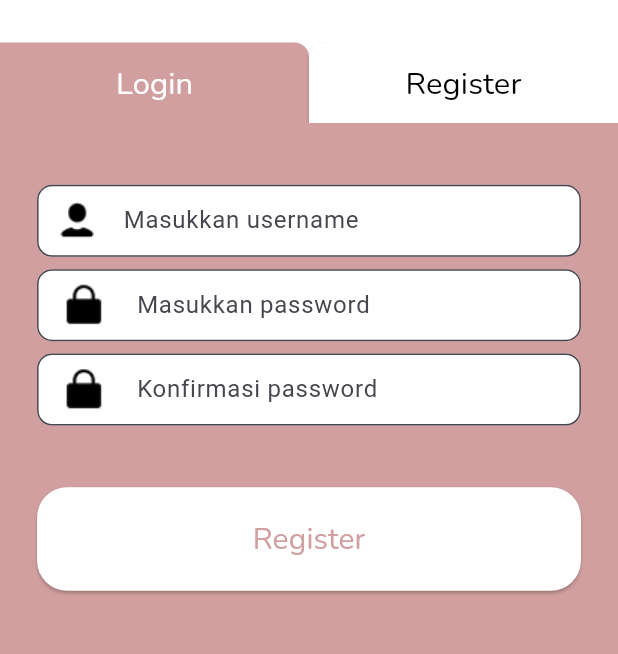
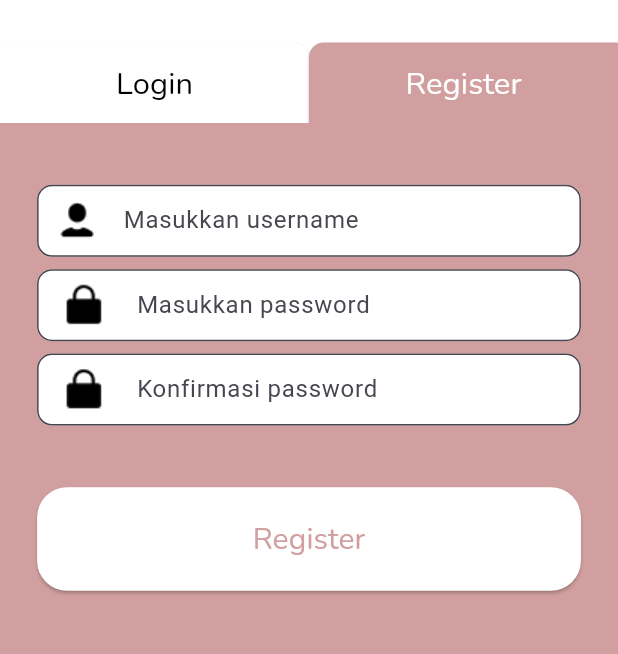
Before and after one commit to Fadhlurhmn/exprimo, a Flutter app: the RegisterScreen screen opened directly, after a tap on "Register", on a phone screen of 412 x 824 dp, the part 495-1149 px from its top. Run offline on Flutter 3.47's test engine with Material 3 defaults, Android fonts, the phone set to English and light mode, and no system bars; our stand-ins replace google_fonts.

Commit message:
fix : pergantian warna antara button login dan register

```diff
--- a/lib/login/background.dart
+++ b/lib/login/background.dart
@@ -4,22 +4,21 @@ import 'package:exprimo/constants.dart';
 import 'package:exprimo/register/register_screen.dart';
 
 class Background extends StatefulWidget {
-  const Background({Key? key}) : super(key: key);
+  final bool isLoginActive;
+
+  const Background({Key? key, this.isLoginActive = true}) : super(key: key);
 
   @override
   _BackgroundState createState() => _BackgroundState();
 }
 
 class _BackgroundState extends State<Background> {
-  // Variabel untuk menyimpan status tombol yang aktif
-  bool isLoginActive = true; // Default ke login
-
   @override
   Widget build(BuildContext context) {
     Size size = MediaQuery.of(context).size;
 
     return Container(
-      height: size.height * 0.5, // Atur tinggi untuk menghindari unbounded
+      height: size.height * 0.5,
       child: Column(
         children: [
           // Bagian atas dengan teks dan logo
@@ -68,9 +67,6 @@ class _BackgroundState extends State<Background> {
               Expanded(
                 child: ElevatedButton(
                   onPressed: () {
-                    setState(() {
-                      isLoginActive = true; // Set ke Login
-                    });
                     Navigator.push(
                       context,
                       MaterialPageRoute(
@@ -81,14 +77,14 @@ class _BackgroundState extends State<Background> {
                   child: Text(
                     'Login',
                     style: TextStyle(
-                      color: isLoginActive ? Colors.white : Colors.black, // Ubah warna teks berdasarkan status
+                      color: widget.isLoginActive ? Colors.white : Colors.black,
                       fontSize: size.width * 0.05,
                       fontFamily: 'Nunito',
                       fontWeight: FontWeight.w400,
                     ),
                   ),
                   style: ElevatedButton.styleFrom(
-                    backgroundColor: isLoginActive ? secondaryColor : Colors.white, // Ubah warna background
+                    backgroundColor: widget.isLoginActive ? secondaryColor : Colors.white,
                     padding: EdgeInsets.symmetric(vertical: size.height * 0.015),
                     shape: RoundedRectangleBorder(
                       borderRadius: BorderRadius.only(
@@ -105,9 +101,6 @@ class _BackgroundState extends State<Background> {
               Expanded(
                 child: ElevatedButton(
                   onPressed: () {
-                    setState(() {
-                      isLoginActive = false; // Set ke Register
-                    });
                     Navigator.push(
                       context,
                       MaterialPageRoute(
@@ -118,14 +111,14 @@ class _BackgroundState extends State<Background> {
                   child: Text(
                     'Register',
                     style: TextStyle(
-                      color: isLoginActive ? Colors.black : Colors.white, // Ubah warna teks berdasarkan status
+                      color: widget.isLoginActive ? Colors.black : Colors.white,
                       fontSize: size.width * 0.05,
                       fontFamily: 'Nunito',
                       fontWeight: FontWeight.w400,
                     ),
                   ),
                   style: ElevatedButton.styleFrom(
-                    backgroundColor: isLoginActive ? Colors.white : secondaryColor, // Ubah warna background
+                    backgroundColor: widget.isLoginActive ? Colors.white : secondaryColor,
                     padding: EdgeInsets.symmetric(vertical: size.height * 0.015),
                     shape: RoundedRectangleBorder(
                       borderRadius: BorderRadius.only(
--- a/lib/login/login_screen.dart
+++ b/lib/login/login_screen.dart
@@ -26,7 +26,7 @@ class _LoginScreenState extends State<LoginScreen> {
         child: Column(
           children: [
             // Background Widget
-            const Background(),
+            Background(isLoginActive: true),
 
             // Kotak berwarna secondaryColor di bagian bawah
             Expanded(
--- a/lib/register/register_screen.dart
+++ b/lib/register/register_screen.dart
@@ -27,7 +27,7 @@ class _RegisterScreenState extends State<RegisterScreen> {
         child: Column(
           children: [
             // Background Widget
-            const Background(),
+            Background(isLoginActive: false),
 
             // Kotak berwarna secondaryColor di bagian bawah
             Expanded(
```
